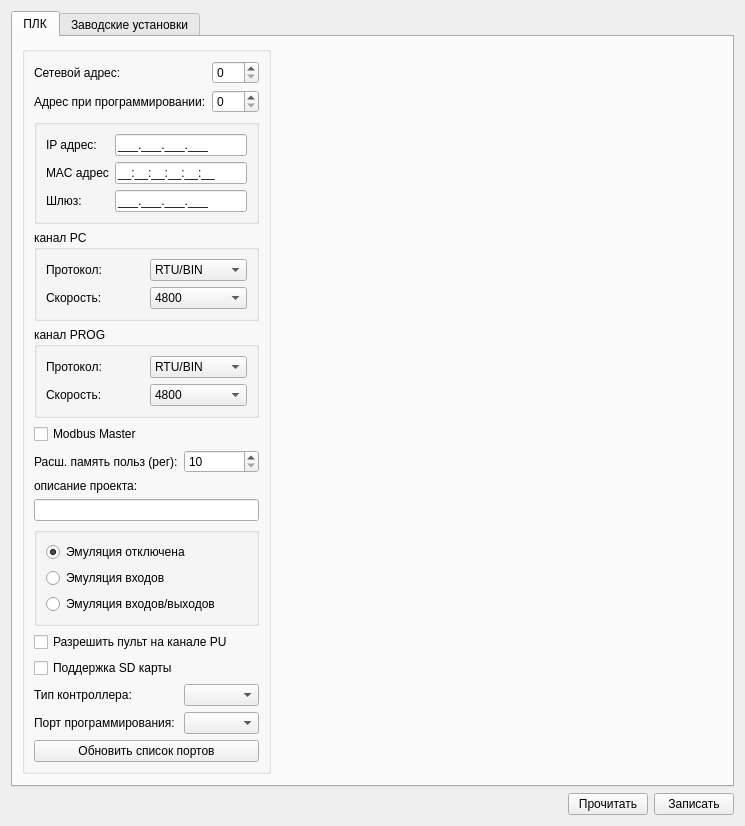
Qt form settingsform.ui (atikbif/relkonIDE) before a commit.
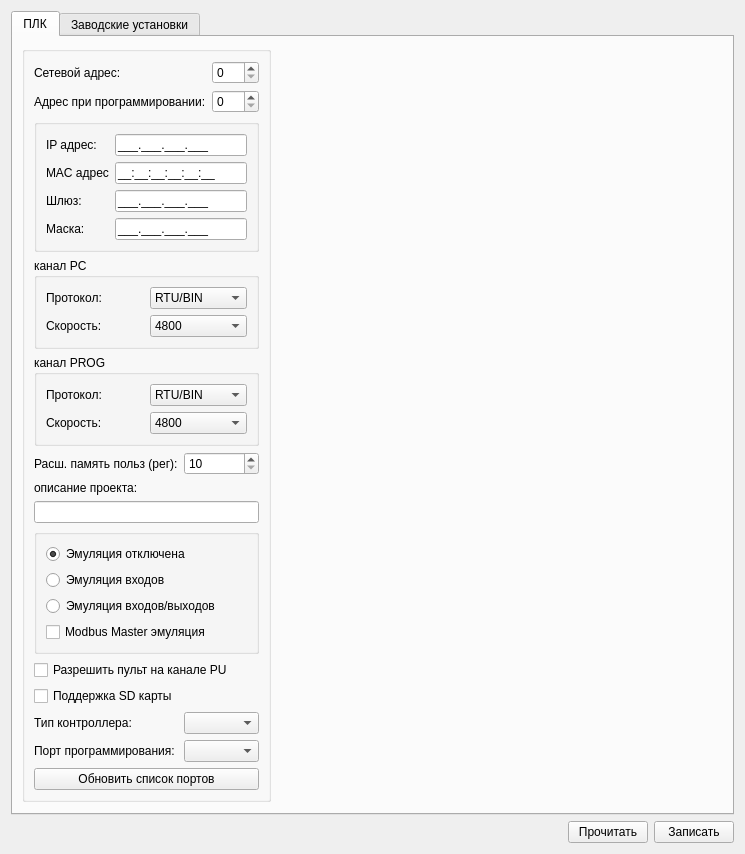
The same form after that commit.

Commit message: Маска Ethernet сети и другие мелкие правки

What changed in the file:
```diff
--- a/settingsform.ui
+++ b/settingsform.ui
@@ -80,6 +80,20 @@
                  </property>
                 </widget>
                </item>
+               <item row="3" column="0">
+                <widget class="QLabel" name="label_14">
+                 <property name="text">
+                  <string>Маска:</string>
+                 </property>
+                </widget>
+               </item>
+               <item row="3" column="1">
+                <widget class="QLineEdit" name="lineEditMASK">
+                 <property name="inputMask">
+                  <string>000.000.000.000;_</string>
+                 </property>
+                </widget>
+               </item>
               </layout>
              </item>
             </layout>
@@ -265,6 +279,13 @@
                </property>
               </widget>
              </item>
+             <item>
+              <widget class="QCheckBox" name="checkBoxModbus">
+               <property name="text">
+                <string>Modbus Master эмуляция</string>
+               </property>
+              </widget>
+             </item>
             </layout>
            </widget>
           </item>
@@ -331,13 +352,6 @@
             </property>
            </widget>
           </item>
-          <item row="4" column="0">
-           <widget class="QCheckBox" name="checkBoxModbus">
-            <property name="text">
-             <string>Modbus Master</string>
-            </property>
-           </widget>
-          </item>
           <item row="5" column="1">
            <widget class="QSpinBox" name="spinBoxEMemSize">
             <property name="minimum">
```
The commit also changes 15 other files.
